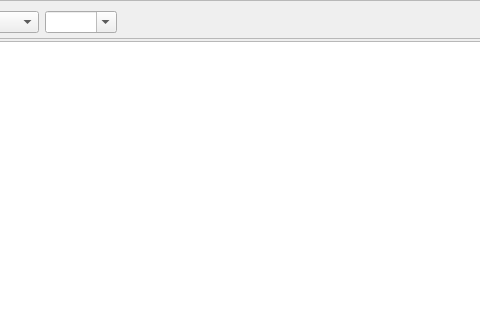
This is Beeftext/Combo/ComboEditor.ui in xmichelo/Beeftext as Qt 5 draws it before an edit; both pictures show x 198 to 678 and y 0 to 320 of the 999 by 699 pixel window. The edited form follows.
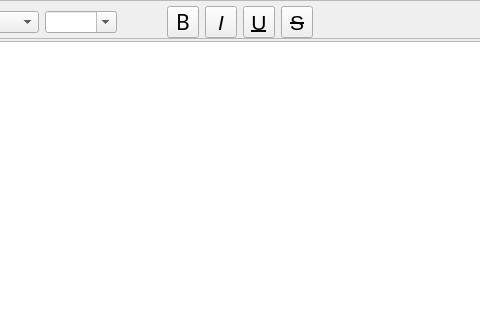
This is the edited form. Custom widgets are drawn as their Qt base class.

Commit message: Added italic, underline and strikeout buttons to the combo editor.

Patch:
```diff
--- a/Beeftext/Combo/ComboEditor.ui
+++ b/Beeftext/Combo/ComboEditor.ui
@@ -133,6 +133,169 @@
         </property>
        </widget>
       </item>
+      <item>
+       <widget class="QToolButton" name="buttonBold">
+        <property name="minimumSize">
+         <size>
+          <width>32</width>
+          <height>32</height>
+         </size>
+        </property>
+        <property name="maximumSize">
+         <size>
+          <width>32</width>
+          <height>32</height>
+         </size>
+        </property>
+        <property name="font">
+         <font>
+          <family>Arial Black</family>
+          <pointsize>16</pointsize>
+         </font>
+        </property>
+        <property name="styleSheet">
+         <string notr="true"/>
+        </property>
+        <property name="text">
+         <string>B</string>
+        </property>
+        <property name="iconSize">
+         <size>
+          <width>32</width>
+          <height>32</height>
+         </size>
+        </property>
+        <property name="checkable">
+         <bool>true</bool>
+        </property>
+       </widget>
+      </item>
+      <item>
+       <widget class="QToolButton" name="buttonItalic">
+        <property name="minimumSize">
+         <size>
+          <width>32</width>
+          <height>32</height>
+         </size>
+        </property>
+        <property name="maximumSize">
+         <size>
+          <width>32</width>
+          <height>32</height>
+         </size>
+        </property>
+        <property name="font">
+         <font>
+          <family>Arial</family>
+          <pointsize>16</pointsize>
+          <italic>true</italic>
+         </font>
+        </property>
+        <property name="toolTip">
+         <string>Italic</string>
+        </property>
+        <property name="styleSheet">
+         <string notr="true"/>
+        </property>
+        <property name="text">
+         <string>I</string>
+        </property>
+        <property name="iconSize">
+         <size>
+          <width>32</width>
+          <height>32</height>
+         </size>
+        </property>
+        <property name="checkable">
+         <bool>true</bool>
+        </property>
+       </widget>
+      </item>
+      <item>
+       <widget class="QToolButton" name="buttonUnderline">
+        <property name="minimumSize">
+         <size>
+          <width>32</width>
+          <height>32</height>
+         </size>
+        </property>
+        <property name="maximumSize">
+         <size>
+          <width>32</width>
+          <height>32</height>
+         </size>
+        </property>
+        <property name="font">
+         <font>
+          <family>Arial</family>
+          <pointsize>16</pointsize>
+          <italic>false</italic>
+          <underline>true</underline>
+         </font>
+        </property>
+        <property name="toolTip">
+         <string>Underline</string>
+        </property>
+        <property name="styleSheet">
+         <string notr="true"/>
+        </property>
+        <property name="text">
+         <string>U</string>
+        </property>
+        <property name="iconSize">
+         <size>
+          <width>32</width>
+          <height>32</height>
+         </size>
+        </property>
+        <property name="checkable">
+         <bool>true</bool>
+        </property>
+       </widget>
+      </item>
+      <item>
+       <widget class="QToolButton" name="buttonStrikeout">
+        <property name="minimumSize">
+         <size>
+          <width>32</width>
+          <height>32</height>
+         </size>
+        </property>
+        <property name="maximumSize">
+         <size>
+          <width>32</width>
+          <height>32</height>
+         </size>
+        </property>
+        <property name="font">
+         <font>
+          <family>Arial</family>
+          <pointsize>16</pointsize>
+          <italic>false</italic>
+          <underline>false</underline>
+          <strikeout>true</strikeout>
+         </font>
+        </property>
+        <property name="toolTip">
+         <string>Strikeout</string>
+        </property>
+        <property name="styleSheet">
+         <string notr="true"/>
+        </property>
+        <property name="text">
+         <string>S</string>
+        </property>
+        <property name="iconSize">
+         <size>
+          <width>32</width>
+          <height>32</height>
+         </size>
+        </property>
+        <property name="checkable">
+         <bool>true</bool>
+        </property>
+       </widget>
+      </item>
       <item>
        <spacer name="horizontalSpacer_2">
         <property name="orientation">
```
Left out of the diff: 75 changed lines with no effect on the pictures. The commit also changes 4 other files.
